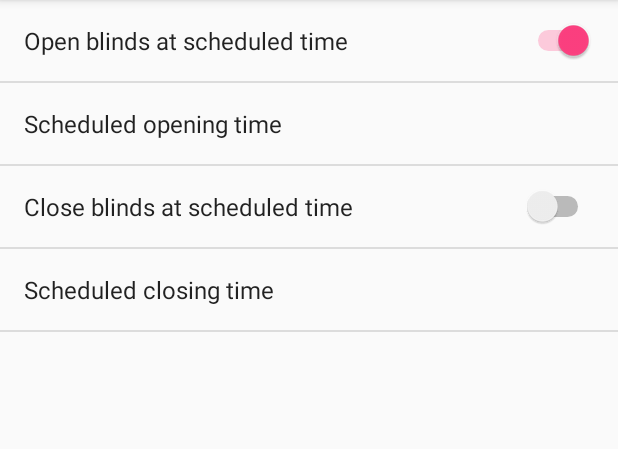
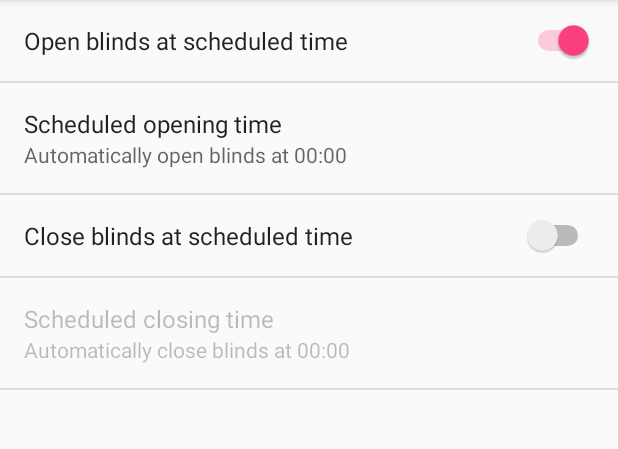
Before and after one commit to f-jiang/smart-blinds, an Android app: the screen it shows after launch (SmartBlindsControlActivity), after a tap on "Open blinds at scheduled time", on a phone screen of 412 x 824 dp, the part 84-533 px from its top. Run offline under Robolectric (Android 15) with nearby library versions, the phone set to English and light mode, and no system bars.

Commit message:
app: add time settings to main screen

```diff
--- a/app/app/src/main/java/smartblindscontrol/f_jiang/github/com/smartblindscontrol/SmartBlindsControlActivity.java
+++ b/app/app/src/main/java/smartblindscontrol/f_jiang/github/com/smartblindscontrol/SmartBlindsControlActivity.java
@@ -4,13 +4,18 @@ package smartblindscontrol.f_jiang.github.com.smartblindscontrol;
 import android.annotation.TargetApi;
 import android.content.Context;
 import android.content.Intent;
+import android.content.SharedPreferences;
 import android.content.res.Configuration;
+import android.content.res.Resources;
 import android.os.Build;
 import android.os.Bundle;
+import android.preference.SwitchPreference;
 import android.preference.Preference;
 import android.preference.PreferenceActivity;
 import android.preference.PreferenceFragment;
 import android.preference.PreferenceManager;
+import android.preference.PreferenceScreen;
+import android.util.Log;
 import android.view.Menu;
 import android.view.MenuItem;
 
@@ -83,12 +88,62 @@ public class SmartBlindsControlActivity extends AppCompatPreferenceActivity {
      * activity is showing a two-pane settings UI.
      */
     @TargetApi(Build.VERSION_CODES.HONEYCOMB)
-    public static class SmartBlindsControlPreferenceFragment extends PreferenceFragment {
+    public static class SmartBlindsControlPreferenceFragment
+            extends PreferenceFragment
+            implements SharedPreferences.OnSharedPreferenceChangeListener {
+
         @Override
         public void onCreate(Bundle savedInstanceState) {
             super.onCreate(savedInstanceState);
             addPreferencesFromResource(R.xml.pref_smart_blinds_control);
             setHasOptionsMenu(true);
+            getPreferenceScreen().getSharedPreferences()
+                    .registerOnSharedPreferenceChangeListener(this);
+
+            // here: set time dialogs' summaries, either to default value or from saved value
+            SharedPreferences sharedPreferences = getPreferenceScreen().getSharedPreferences();
+            PreferenceScreen preferenceScreen = getPreferenceScreen();
+            Resources resources = getResources();
+            int count = preferenceScreen.getPreferenceCount();
+
+            for (int i = 0; i < count; i++) {
+                Preference preference = preferenceScreen.getPreference(i);
+                String key = preference.getKey();
+
+                // TODO refactor repeated code
+                if (preference != null) {
+                    if (preference instanceof SwitchPreference) {
+                        boolean hideTimePreference = sharedPreferences.getBoolean(key, false);
+
+                        if (key == resources.getString(R.string.pref_key_auto_open)) {
+                            preferenceScreen.findPreference(resources.getString(R.string.pref_key_auto_open_time))
+                                    .setEnabled(hideTimePreference);
+                        } else if (key == resources.getString(R.string.pref_key_auto_close)) {
+                            preferenceScreen.findPreference(resources.getString(R.string.pref_key_auto_close_time))
+                                    .setEnabled(hideTimePreference);
+                        }
+                    } else if (preference instanceof TimePreference) {
+                        TimePreference timePreference = (TimePreference) preference;
+
+                        // TODO put default time in string resource xml or TimePreference class?
+                        // TODO 24 time format
+                        String time = sharedPreferences.getString(key, "00:00");
+
+                        if (key == resources.getString(R.string.pref_key_auto_open_time)) {
+                            timePreference.setSummary("Automatically open blinds at " + time);
+                        } else if (key == resources.getString(R.string.pref_key_auto_close_time)) {
+                            timePreference.setSummary("Automatically close blinds at " + time);
+                        }
+                    }
+                }
+            }
+        }
+
+        @Override
+        public void onDestroy() {
+            super.onDestroy();
+            getPreferenceScreen().getSharedPreferences()
+                    .unregisterOnSharedPreferenceChangeListener(this);
         }
 
         @Override
@@ -100,6 +155,43 @@ public class SmartBlindsControlActivity extends AppCompatPreferenceActivity {
             }
             return super.onOptionsItemSelected(item);
         }
+
+        // implement onsharedpreferencechangelistener or preference.onpreferecechangelistener,
+        // then update the summaries from there
+        @Override
+        public void onSharedPreferenceChanged(SharedPreferences sharedPreferences, String key) {
+            Preference preference = findPreference(key);
+            Resources resources = getResources();
+
+            // TODO refactor repeated code
+            if (preference != null) {
+                if (preference instanceof SwitchPreference) {
+                    PreferenceScreen preferenceScreen = getPreferenceScreen();
+                    boolean hideTimePreference = sharedPreferences.getBoolean(key, false);
+
+                    if (key == resources.getString(R.string.pref_key_auto_open)) {
+                        preferenceScreen.findPreference(resources.getString(R.string.pref_key_auto_open_time))
+                                .setEnabled(hideTimePreference);
+                    } else if (key == resources.getString(R.string.pref_key_auto_close)) {
+                        preferenceScreen.findPreference(resources.getString(R.string.pref_key_auto_close_time))
+                                .setEnabled(hideTimePreference);
+                    }
+                } else if (preference instanceof TimePreference) {
+                    TimePreference timePreference = (TimePreference) preference;
+
+                    // TODO put default time in string resource xml or TimePreference class?
+                    // TODO 24 time format
+                    String time = sharedPreferences.getString(key, "00:00");
+
+                    if (key == resources.getString(R.string.pref_key_auto_open_time)) {
+                        timePreference.setSummary("Automatically open blinds at " + time);
+                    } else if (key == resources.getString(R.string.pref_key_auto_close_time)) {
+                        timePreference.setSummary("Automatically close blinds at " + time);
+                    }
+                }
+            }
+        }
+
     }
 
 }
--- a/app/app/src/main/java/smartblindscontrol/f_jiang/github/com/smartblindscontrol/TimePreference.java
+++ b/app/app/src/main/java/smartblindscontrol/f_jiang/github/com/smartblindscontrol/TimePreference.java
@@ -78,6 +78,7 @@ public class TimePreference extends DialogPreference {
 
         if (restoreValue) {
             if (defaultValue == null) {
+                // TODO put default time in string resource xml or TimePreference class?
                 time = getPersistedString("00:00");
             } else {
                 time = getPersistedString(defaultValue.toString());
```
